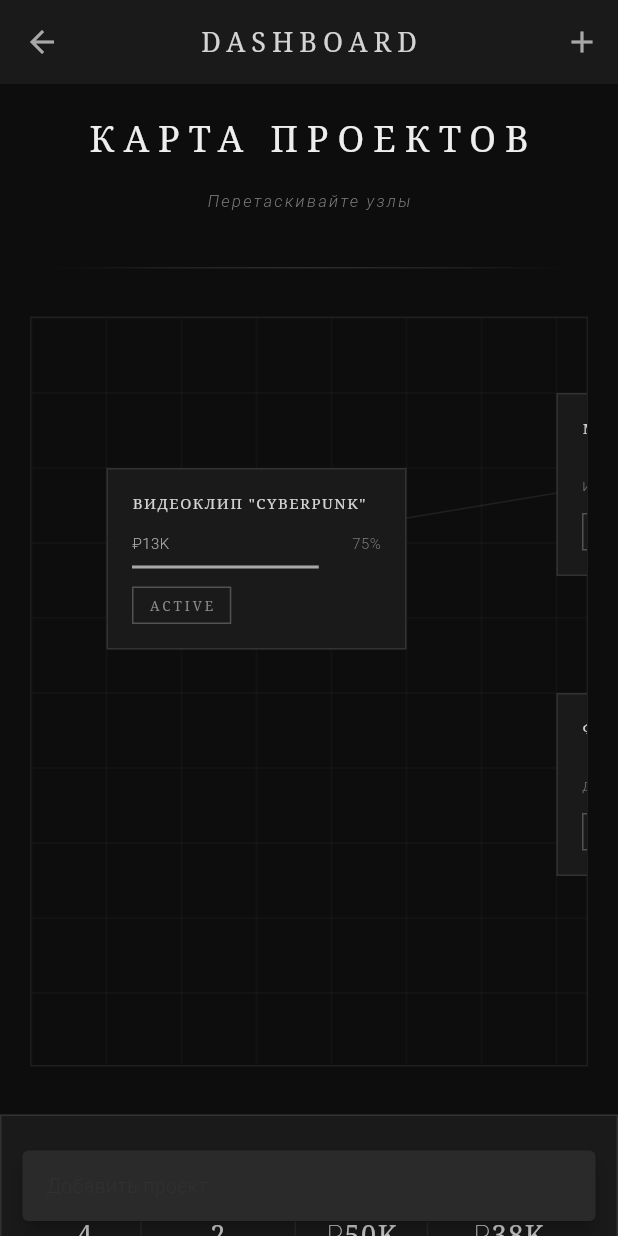
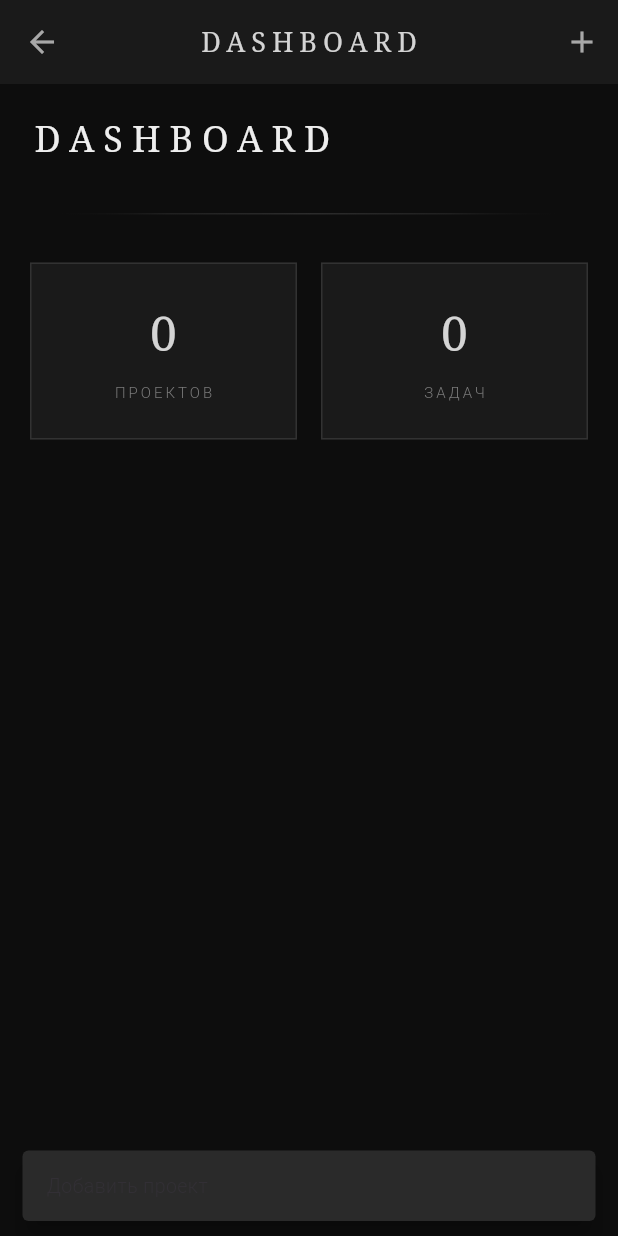
Before and after one commit to Sereza111/creative_collective, a Flutter app: the DashboardScreen screen opened directly, after a tap on the "add" icon, on a phone screen of 412 x 824 dp. Run offline on Flutter 3.47's test engine with Material 3 defaults, Android fonts, the light colour scheme and no system bars; our stand-ins replace flutter_riverpod, flutter_secure_storage; accounts and stored records are empty; network calls fail.

Commit message:
feat: Improve dashboard with real data and analytics charts

```diff
--- a/lib/screens/dashboard_screen.dart
+++ b/lib/screens/dashboard_screen.dart
@@ -1,54 +1,37 @@
 import 'package:flutter/material.dart';
+import 'package:flutter_riverpod/flutter_riverpod.dart';
+import 'package:intl/intl.dart';
+import 'dart:math' as math;
 import '../theme/app_theme.dart';
+import '../providers/projects_provider.dart';
+import '../providers/tasks_provider.dart';
+import '../providers/finance_provider.dart';
 
-class DashboardScreen extends StatefulWidget {
+class DashboardScreen extends ConsumerStatefulWidget {
   const DashboardScreen({Key? key}) : super(key: key);
 
   @override
-  State<DashboardScreen> createState() => _DashboardScreenState();
+  ConsumerState<DashboardScreen> createState() => _DashboardScreenState();
 }
 
-class _DashboardScreenState extends State<DashboardScreen> {
-  late List<ProjectNode> nodes;
-
+class _DashboardScreenState extends ConsumerState<DashboardScreen> {
   @override
   void initState() {
     super.initState();
-    nodes = [
-      ProjectNode(
-        id: '1',
-        title: 'Видеоклип "Cyberpunk"',
-        status: 'active',
-        position: const Offset(50, 100),
-        budget: 50000,
-        spent: 37500,
-      ),
-      ProjectNode(
-        id: '2',
-        title: 'Музыка (Битмейк)',
-        status: 'in_progress',
-        position: const Offset(350, 50),
-        assignedTo: 'Иван',
-      ),
-      ProjectNode(
-        id: '3',
-        title: 'Видео (Монтаж)',
-        status: 'todo',
-        position: const Offset(650, 50),
-        assignedTo: 'Мария',
-      ),
-      ProjectNode(
-        id: '4',
-        title: 'Финальный микс',
-        status: 'done',
-        position: const Offset(350, 250),
-        assignedTo: 'Денис',
-      ),
-    ];
+    // Load data
+    Future.microtask(() {
+      ref.read(projectsProvider.notifier).loadProjects();
+      ref.read(tasksProvider.notifier).loadTasks();
+      ref.read(financeProvider.notifier).loadFinance();
+    });
   }
 
   @override
   Widget build(BuildContext context) {
+    final projectsState = ref.watch(projectsProvider);
+    final tasksState = ref.watch(tasksProvider);
+    final financeAsync = ref.watch(financeProvider);
+    final currencyFormat = NumberFormat.currency(locale: 'ru_RU', symbol: '₽', decimalDigits: 0);
     return Scaffold(
       appBar: AppBar(
         title: const Text('DASHBOARD'),
@@ -71,348 +54,329 @@ class _DashboardScreenState extends State<DashboardScreen> {
           ),
         ],
       ),
-      body: SingleChildScrollView(
+      body: RefreshIndicator(
+        onRefresh: () async {
+          await ref.read(projectsProvider.notifier).loadProjects();
+          await ref.read(tasksProvider.notifier).loadTasks();
+          await ref.read(financeProvider.notifier).loadFinance();
+        },
+        backgroundColor: AppTheme.shadowGray,
+        color: AppTheme.tombstoneWhite,
+        child: SingleChildScrollView(
+          physics: const AlwaysScrollableScrollPhysics(),
+          padding: const EdgeInsets.all(20),
+          child: Column(
+            crossAxisAlignment: CrossAxisAlignment.start,
+            children: [
+              // Header
+              AppTheme.fadeInAnimation(
+                child: AppTheme.gothicTitle('DASHBOARD'),
+              ),
+              const SizedBox(height: 32),
+              AppTheme.gothicDivider(),
+              const SizedBox(height: 32),
+
+              // Overview Stats
+              _buildOverviewStats(projectsState, tasksState, financeAsync),
+
+              const SizedBox(height: 32),
+
+              // Projects by Status Chart
+              if (!projectsState.isLoading && projectsState.projects.isNotEmpty)
+                _buildProjectsChart(projectsState),
+
+              const SizedBox(height: 32),
+
+              // Tasks by Status Chart
+              if (!tasksState.isLoading && tasksState.tasks.isNotEmpty)
+                _buildTasksChart(tasksState),
+
+              const SizedBox(height: 32),
+
+              // Budget Overview
+              if (!projectsState.isLoading && projectsState.projects.isNotEmpty)
+                _buildBudgetOverview(projectsState),
+
+              const SizedBox(height: 32),
+            ],
+          ),
+        ),
+      ),
+    );
+  }
+
+  Widget _buildOverviewStats(projectsState, tasksState, financeAsync) {
+    return AppTheme.fadeInAnimation(
+      child: Row(
+        children: [
+          Expanded(
+            child: AppTheme.animatedGothicCard(
+              child: Padding(
+                padding: const EdgeInsets.all(24),
                 child: Column(
                   children: [
-            // Заголовок
-            Padding(
-              padding: const EdgeInsets.all(20),
-              child: AppTheme.fadeInAnimation(
-                child: Column(
-                  children: [
-                    AppTheme.gothicTitle('Карта проектов'),
-                    const SizedBox(height: 16),
                     Text(
-                      'Перетаскивайте узлы',
+                      '${projectsState.projects.length}',
                       style: TextStyle(
-                        fontSize: 11,
+                        fontSize: 32,
+                        fontWeight: FontWeight.w200,
+                        color: AppTheme.tombstoneWhite,
+                        fontFamily: 'serif',
+                      ),
+                    ),
+                    const SizedBox(height: 8),
+                    Text(
+                      'ПРОЕКТОВ',
+                      style: TextStyle(
+                        fontSize: 10,
                         color: AppTheme.mistGray,
-                        fontStyle: FontStyle.italic,
-                        letterSpacing: 1.5,
+                        letterSpacing: 2.0,
                       ),
                     ),
                   ],
                 ),
               ),
             ),
-
-            const SizedBox(height: 16),
-            AppTheme.gothicDivider(),
-            const SizedBox(height: 32),
-
-            // Канвас
-            AppTheme.fadeInAnimation(
-              duration: const Duration(milliseconds: 1200),
-              child: Container(
-                height: 500,
-                margin: const EdgeInsets.symmetric(horizontal: 20),
-                decoration: BoxDecoration(
-                  color: AppTheme.deepBlack,
-                  border: Border.all(
-                    color: AppTheme.dimGray.withOpacity(0.3),
-                    width: 1,
           ),
-                  borderRadius: BorderRadius.zero,
+          const SizedBox(width: 16),
+          Expanded(
+            child: AppTheme.animatedGothicCard(
+              child: Padding(
+                padding: const EdgeInsets.all(24),
+                child: Column(
+                  children: [
+                    Text(
+                      '${tasksState.tasks.length}',
+                      style: TextStyle(
+                        fontSize: 32,
+                        fontWeight: FontWeight.w200,
+                        color: AppTheme.tombstoneWhite,
+                        fontFamily: 'serif',
                       ),
-                child: Stack(
-                  children: [
-                    // Сетка
-                    CustomPaint(
-                      painter: GridPainter(),
-                      size: const Size(double.infinity, 500),
                     ),
-                    // Соединения
-                    CustomPaint(
-                      painter: ConnectionPainter(nodes: nodes),
-                      size: const Size(double.infinity, 500),
+                    const SizedBox(height: 8),
+                    Text(
+                      'ЗАДАЧ',
+                      style: TextStyle(
+                        fontSize: 10,
+                        color: AppTheme.mistGray,
+                        letterSpacing: 2.0,
                       ),
-                    // Узлы
-                    ...nodes.map((node) {
-                      return Positioned(
-                        left: node.position.dx,
-                        top: node.position.dy,
-                        child: GestureDetector(
-                          onPanUpdate: (details) {
-                            setState(() {
-                              node.position = Offset(
-                                (node.position.dx + details.delta.dx).clamp(0.0, 700.0),
-                                (node.position.dy + details.delta.dy).clamp(0.0, 450.0),
-                              );
-                            });
-                          },
-                          child: _buildNode(node),
                     ),
-                      );
-                    }),
                   ],
                 ),
               ),
             ),
+          ),
+        ],
+      ),
+    );
+  }
 
-            const SizedBox(height: 32),
-            _buildStatsSection(),
-            const SizedBox(height: 32),
+  Widget _buildProjectsChart(projectsState) {
+    final statuses = {'planning': 0, 'active': 0, 'completed': 0, 'on_hold': 0};
+    for (var project in projectsState.projects) {
+      statuses[project.status] = (statuses[project.status] ?? 0) + 1;
+    }
+
+    return AppTheme.fadeInAnimation(
+      duration: const Duration(milliseconds: 900),
+      child: AppTheme.animatedGothicCard(
+        child: Padding(
+          padding: const EdgeInsets.all(24),
+          child: Column(
+            crossAxisAlignment: CrossAxisAlignment.start,
+            children: [
+              Text(
+                'ПРОЕКТЫ ПО СТАТУСАМ',
+                style: TextStyle(
+                  fontSize: 10,
+                  color: AppTheme.mistGray,
+                  letterSpacing: 2.0,
+                ),
+              ),
+              const SizedBox(height: 24),
+              _buildStatusBar('Планирование', statuses['planning']!, Colors.blue),
+              const SizedBox(height: 12),
+              _buildStatusBar('Активные', statuses['active']!, Colors.green),
+              const SizedBox(height: 12),
+              _buildStatusBar('Завершённые', statuses['completed']!, Colors.grey),
+              const SizedBox(height: 12),
+              _buildStatusBar('На паузе', statuses['on_hold']!, Colors.orange),
             ],
+          ),
         ),
       ),
     );
   }
 
-  Widget _buildNode(ProjectNode node) {
-    return TweenAnimationBuilder<double>(
-      tween: Tween(begin: 0.9, end: 1.0),
-      duration: const Duration(milliseconds: 300),
-      curve: Curves.easeOut,
-      builder: (context, scale, child) {
-        return Transform.scale(
-          scale: scale,
-          child: Container(
-            width: 200,
-            padding: const EdgeInsets.all(16),
-            decoration: BoxDecoration(
-              color: AppTheme.voidBlack,
-              border: Border.all(
-                color: AppTheme.dimGray.withOpacity(0.5),
-                width: 1,
-              ),
-              borderRadius: BorderRadius.zero,
-            ),
+  Widget _buildTasksChart(tasksState) {
+    final statuses = {'todo': 0, 'in_progress': 0, 'done': 0};
+    for (var task in tasksState.tasks) {
+      statuses[task.status] = (statuses[task.status] ?? 0) + 1;
+    }
+
+    return AppTheme.fadeInAnimation(
+      duration: const Duration(milliseconds: 1100),
+      child: AppTheme.animatedGothicCard(
+        child: Padding(
+          padding: const EdgeInsets.all(24),
           child: Column(
             crossAxisAlignment: CrossAxisAlignment.start,
-              mainAxisSize: MainAxisSize.min,
             children: [
               Text(
-                  node.title.toUpperCase(),
-                  maxLines: 2,
-                  overflow: TextOverflow.ellipsis,
-                  style: const TextStyle(
+                'ЗАДАЧИ ПО СТАТУСАМ',
+                style: TextStyle(
                   fontSize: 10,
-                    fontWeight: FontWeight.w300,
-                    color: AppTheme.tombstoneWhite,
-                    height: 1.4,
-                    letterSpacing: 1.0,
-                    fontFamily: 'serif',
+                  color: AppTheme.mistGray,
+                  letterSpacing: 2.0,
                 ),
               ),
+              const SizedBox(height: 24),
+              _buildStatusBar('К выполнению', statuses['todo']!, Colors.blue),
               const SizedBox(height: 12),
-                if (node.budget != null) ...[
+              _buildStatusBar('В работе', statuses['in_progress']!, Colors.orange),
+              const SizedBox(height: 12),
+              _buildStatusBar('Выполнено', statuses['done']!, Colors.green),
+            ],
+          ),
+        ),
+      ),
+    );
+  }
+
+  Widget _buildBudgetOverview(projectsState) {
+    double totalBudget = 0;
+    double totalSpent = 0;
+
+    for (var project in projectsState.projects) {
+      totalBudget += project.budget;
+      totalSpent += project.spent;
+    }
+
+    final currencyFormat = NumberFormat.currency(locale: 'ru_RU', symbol: '₽', decimalDigits: 0);
+
+    return AppTheme.fadeInAnimation(
+      duration: const Duration(milliseconds: 1300),
+      child: AppTheme.animatedGothicCard(
+        child: Padding(
+          padding: const EdgeInsets.all(24),
+          child: Column(
+            crossAxisAlignment: CrossAxisAlignment.start,
+            children: [
+              Text(
+                'БЮДЖЕТ',
+                style: TextStyle(
+                  fontSize: 10,
+                  color: AppTheme.mistGray,
+                  letterSpacing: 2.0,
+                ),
+              ),
+              const SizedBox(height: 24),
               Row(
                 mainAxisAlignment: MainAxisAlignment.spaceBetween,
                 children: [
+                  Column(
+                    crossAxisAlignment: CrossAxisAlignment.start,
+                    children: [
                       Text(
-                        '₽${((node.budget! - (node.spent ?? 0)) / 1000).toStringAsFixed(0)}K',
-                        style: const TextStyle(
-                          fontSize: 10,
-                          color: AppTheme.ashGray,
-                          fontWeight: FontWeight.w300,
+                        'Всего',
+                        style: TextStyle(fontSize: 10, color: AppTheme.mistGray),
                       ),
-                      ),
+                      const SizedBox(height: 8),
                       Text(
-                        '${((node.spent ?? 0) / (node.budget ?? 1) * 100).toStringAsFixed(0)}%',
-                        style: const TextStyle(
-                          fontSize: 10,
-                          color: AppTheme.mistGray,
-                          fontWeight: FontWeight.w300,
+                        currencyFormat.format(totalBudget),
+                        style: TextStyle(
+                          fontSize: 18,
+                          fontWeight: FontWeight.w200,
+                          color: AppTheme.tombstoneWhite,
                         ),
                       ),
                     ],
                   ),
+                  Column(
+                    crossAxisAlignment: CrossAxisAlignment.end,
+                    children: [
+                      Text(
+                        'Потрачено',
+                        style: TextStyle(fontSize: 10, color: AppTheme.mistGray),
+                      ),
                       const SizedBox(height: 8),
+                      Text(
+                        currencyFormat.format(totalSpent),
+                        style: TextStyle(
+                          fontSize: 18,
+                          fontWeight: FontWeight.w200,
+                          color: AppTheme.bloodRed,
+                        ),
+                      ),
+                    ],
+                  ),
+                ],
+              ),
+              const SizedBox(height: 16),
               Container(
-                    height: 2,
-                    decoration: const BoxDecoration(
-                      color: AppTheme.shadowGray,
-                      borderRadius: BorderRadius.zero,
+                height: 4,
+                decoration: BoxDecoration(
+                  color: AppTheme.dimGray.withOpacity(0.3),
                 ),
                 child: FractionallySizedBox(
                   alignment: Alignment.centerLeft,
-                      widthFactor: (node.spent ?? 0) / (node.budget ?? 1),
+                  widthFactor: totalBudget > 0 ? (totalSpent / totalBudget).clamp(0.0, 1.0) : 0,
                   child: Container(
-                        decoration: const BoxDecoration(
-                          color: AppTheme.ashGray,
-                          borderRadius: BorderRadius.zero,
+                    decoration: BoxDecoration(
+                      color: AppTheme.bloodRed,
                     ),
                   ),
                 ),
               ),
             ],
-                if (node.assignedTo != null) ...[
-                  const SizedBox(height: 12),
-                  Text(
-                    node.assignedTo!,
-                    style: const TextStyle(
-                      fontSize: 9,
-                      color: AppTheme.mistGray,
-                      fontWeight: FontWeight.w300,
           ),
-                  ),
-                ],
-                const SizedBox(height: 12),
-                AppTheme.gothicBadge(node.status),
-              ],
-            ),
-          ),
-        );
-      },
-    );
-  }
-
-  Widget _buildStatsSection() {
-    double totalBudget = 0;
-    double totalSpent = 0;
-    int activeProjects = 0;
-
-    for (var node in nodes) {
-      if (node.budget != null) {
-        totalBudget += node.budget!;
-        totalSpent += node.spent ?? 0;
-      }
-      if (node.status == 'active' || node.status == 'in_progress') {
-        activeProjects++;
-      }
-    }
-
-    return AppTheme.fadeInAnimation(
-      duration: const Duration(milliseconds: 1400),
-      child: AppTheme.gothicCard(
-        title: 'Статистика',
-        borderColor: AppTheme.dimGray.withOpacity(0.5),
-        padding: const EdgeInsets.all(28),
-        child: Row(
-          mainAxisAlignment: MainAxisAlignment.spaceAround,
-          children: [
-            _statCard('Всего', nodes.length.toString()),
-            Container(
-              width: 1,
-              height: 40,
-              color: AppTheme.dimGray.withOpacity(0.3),
-            ),
-            _statCard('Активные', activeProjects.toString()),
-            Container(
-              width: 1,
-              height: 40,
-              color: AppTheme.dimGray.withOpacity(0.3),
-            ),
-            _statCard('Бюджет', '₽${(totalBudget / 1000).toStringAsFixed(0)}K'),
-            Container(
-              width: 1,
-              height: 40,
-              color: AppTheme.dimGray.withOpacity(0.3),
-            ),
-            _statCard('Потрачено', '₽${(totalSpent / 1000).toStringAsFixed(0)}K'),
-          ],
         ),
       ),
     );
   }
 
-  Widget _statCard(String label, String value) {
-    return Column(
+  Widget _buildStatusBar(String label, int count, Color color) {
+    return Row(
       children: [
-        Text(
-          value,
-          style: const TextStyle(
-            fontSize: 18,
-            fontWeight: FontWeight.w200,
-            color: AppTheme.tombstoneWhite,
-            fontFamily: 'serif',
-            letterSpacing: 1.0,
+        SizedBox(
+          width: 100,
+          child: Text(
+            label,
+            style: TextStyle(
+              fontSize: 11,
+              color: AppTheme.ashGray,
             ),
           ),
-        const SizedBox(height: 8),
+        ),
+        Expanded(
+          child: Container(
+            height: 24,
+            decoration: BoxDecoration(
+              color: AppTheme.dimGray.withOpacity(0.2),
+            ),
+            child: FractionallySizedBox(
+              alignment: Alignment.centerLeft,
+              widthFactor: count > 0 ? (count / 10).clamp(0.1, 1.0) : 0.1,
+              child: Container(
+                decoration: BoxDecoration(
+                  color: color.withOpacity(0.7),
+                ),
+              ),
+            ),
+          ),
+        ),
+        const SizedBox(width: 12),
         Text(
-          label.toUpperCase(),
-          style: const TextStyle(
-            fontSize: 9,
-            color: AppTheme.mistGray,
-            fontWeight: FontWeight.w300,
-            letterSpacing: 1.5,
-            fontFamily: 'serif',
+          '$count',
+          style: TextStyle(
+            fontSize: 14,
+            fontWeight: FontWeight.bold,
+            color: color,
           ),
         ),
       ],
     );
   }
 }
-
-class ProjectNode {
-  final String id;
-  final String title;
-  final String status;
-  Offset position;
-  final double? budget;
-  final double? spent;
-  final String? assignedTo;
-
-  ProjectNode({
-    required this.id,
-    required this.title,
-    required this.status,
-    required this.position,
-    this.budget,
-    this.spent,
-    this.assignedTo,
-  });
-}
-
-class GridPainter extends CustomPainter {
-  @override
-  void paint(Canvas canvas, Size size) {
-    final paint = Paint()
-      ..color = AppTheme.dimGray.withOpacity(0.1)
-      ..strokeWidth = 1
-      ..style = PaintingStyle.stroke;
-
-    const gridSpacing = 50.0;
-
-    // Вертикальные линии
-    for (double x = 0; x < size.width; x += gridSpacing) {
-      canvas.drawLine(
-        Offset(x, 0),
-        Offset(x, size.height),
-        paint,
-      );
-    }
-
-    // Горизонтальные линии
-    for (double y = 0; y < size.height; y += gridSpacing) {
-      canvas.drawLine(
-        Offset(0, y),
-        Offset(size.width, y),
-        paint,
-      );
-    }
-  }
-
-  @override
-  bool shouldRepaint(GridPainter oldDelegate) => false;
-}
-
-class ConnectionPainter extends CustomPainter {
-  final List<ProjectNode> nodes;
-
-  ConnectionPainter({required this.nodes});
-
-  @override
-  void paint(Canvas canvas, Size size) {
-    final paint = Paint()
-      ..color = AppTheme.dimGray.withOpacity(0.3)
-      ..strokeWidth = 1
-      ..style = PaintingStyle.stroke;
-
-    if (nodes.length >= 2) {
-      final start = Offset(nodes[0].position.dx + 100, nodes[0].position.dy + 50);
-      final end = Offset(nodes[1].position.dx + 100, nodes[1].position.dy + 50);
-      canvas.drawLine(start, end, paint);
-    }
-
-    if (nodes.length >= 4) {
-      final start = Offset(nodes[1].position.dx + 100, nodes[1].position.dy + 50);
-      final end = Offset(nodes[3].position.dx + 100, nodes[3].position.dy + 50);
-      canvas.drawLine(start, end, paint);
-    }
-  }
-
-  @override
-  bool shouldRepaint(ConnectionPainter oldDelegate) => true;
-}
```
Lines whose indentation alone changed are shown as unchanged.
